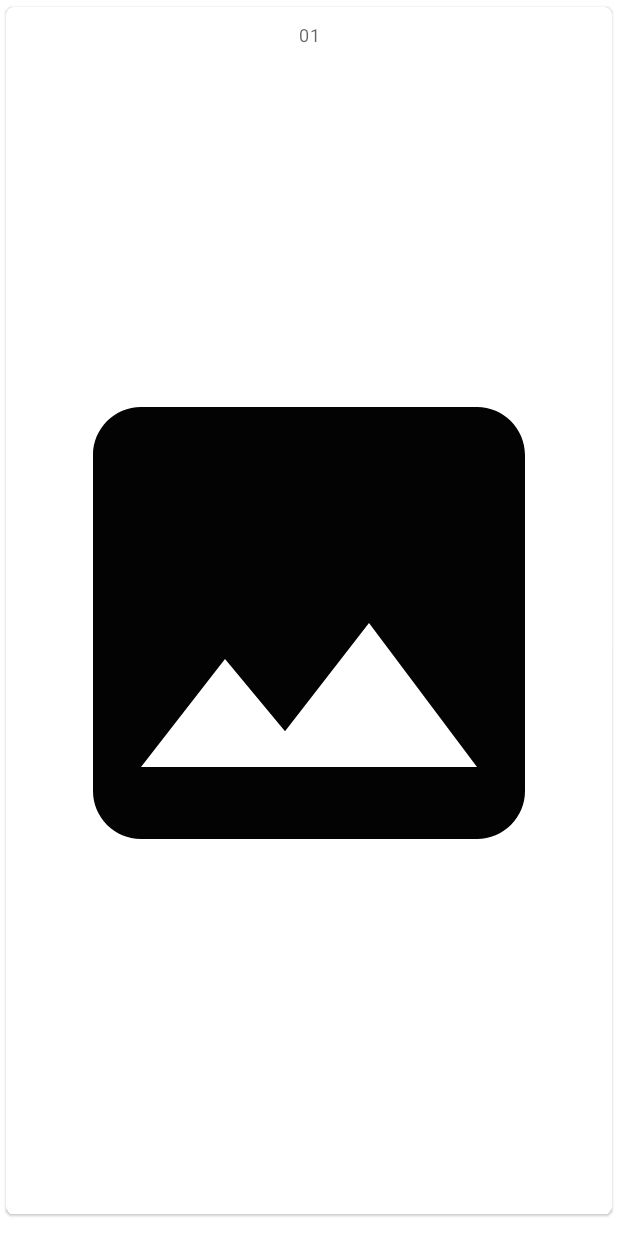
After one commit to kalp-77/PDF-Generator, an Android app: the layout activity_pdf_view.xml on its own in the app's theme, with its tools: preview values and no code run, on a phone screen of 412 x 824 dp. The commit adds this screen. Run offline under Robolectric (Android 15) with nearby library versions, the phone set to English and light mode, and no system bars.

Commit message:
pdf view done

```diff
--- a/app/src/main/AndroidManifest.xml
+++ b/app/src/main/AndroidManifest.xml
@@ -15,6 +15,9 @@
         android:theme="@style/Theme.MyPdf"
         tools:targetApi="31">
         <activity
+            android:name=".ui.activities.PdfViewActivity"
+            android:exported="false" />
+        <activity
             android:name=".ui.activities.ImageViewActivity"
             android:exported="false" />
         <activity
--- a/app/src/main/java/com/example/mypdf/utils/Constants.kt
+++ b/app/src/main/java/com/example/mypdf/utils/Constants.kt
@@ -4,5 +4,4 @@ object Constants {
     // sub folder in app level directory to save all the picked images
     const val PICTURE_FOLDER = "PICTURE to PDF/PICTURE"
     const val PDF_FOLDER = "PICTURE to PDF/Pdfs"
-
 }
--- /dev/null
+++ b/app/src/main/res/layout/activity_pdf_view.xml
@@ -0,0 +1,23 @@
+<?xml version="1.0" encoding="utf-8"?>
+<layout xmlns:android="http://schemas.android.com/apk/res/android"
+    xmlns:app="http://schemas.android.com/apk/res-auto"
+    xmlns:tools="http://schemas.android.com/tools">
+
+    <data>
+
+    </data>
+
+    <RelativeLayout
+        android:layout_width="match_parent"
+        android:layout_height="match_parent"
+        tools:context=".ui.activities.PdfViewActivity">
+
+        <androidx.recyclerview.widget.RecyclerView
+            android:id="@+id/pdfViewRv"
+            android:layout_width="match_parent"
+            android:layout_height="match_parent"
+            app:layoutManager="androidx.recyclerview.widget.LinearLayoutManager"
+            tools:listitem="@layout/rv_pdf_view" />
+
+    </RelativeLayout>
+</layout>
--- a/app/src/main/res/layout/rv_pdf_card.xml
+++ b/app/src/main/res/layout/rv_pdf_card.xml
@@ -72,9 +72,8 @@
                     android:id="@+id/dateTv"
                     android:layout_width="wrap_content"
                     android:layout_height="wrap_content"
-                    android:layout_below="@+id/moreBtn"
-                    android:layout_alignParentEnd="true"
-                    android:layout_marginBottom="1dp"
+                    android:layout_below="@+id/pagesTv"
+                    android:layout_marginTop="5dp"
                     style="@style/TextAppearance.MaterialComponents.Caption"
                     android:text="dd/mm/yyyy" />
 
--- /dev/null
+++ b/app/src/main/res/layout/rv_pdf_view.xml
@@ -0,0 +1,42 @@
+<?xml version="1.0" encoding="utf-8"?>
+<layout xmlns:android="http://schemas.android.com/apk/res/android"
+    xmlns:app="http://schemas.android.com/apk/res-auto">
+
+    <data>
+
+    </data>
+
+    <com.google.android.material.card.MaterialCardView
+        android:layout_width="match_parent"
+        android:layout_height="match_parent"
+        app:cardCornerRadius="5dp"
+        app:cardUseCompatPadding="true"
+        android:layout_marginBottom="10dp"
+        app:contentPadding="10dp">
+
+        <LinearLayout
+            android:layout_width="match_parent"
+            android:layout_height="match_parent"
+            android:orientation="vertical">
+
+            <!--        pdf page number-->
+            <TextView
+                android:id="@+id/pageNumberTv"
+                android:layout_width="match_parent"
+                android:layout_height="wrap_content"
+                android:text="01"
+                android:textAlignment="center"
+                style="@style/TextAppearance.MaterialComponents.Caption" />
+
+            <!--    show pdf page-->
+            <ImageView
+                android:id="@+id/imagePdf"
+                android:layout_width="match_parent"
+                android:layout_height="match_parent"
+                android:src="@drawable/baseline_image_black"
+                android:adjustViewBounds="true"
+                android:scaleType="fitCenter" />
+        </LinearLayout>
+
+    </com.google.android.material.card.MaterialCardView>
+</layout>
```
Also changed, not shown: app/src/main/java/com/example/mypdf/data/PdfViewModel.kt (added, +11 -0 lines), app/src/main/java/com/example/mypdf/ui/activities/PdfViewActivity.kt (added, +100 -0 lines), app/src/main/java/com/example/mypdf/ui/adapters/PDFViewAdapter.kt (added, +50 -0 lines), app/src/main/java/com/example/mypdf/ui/adapters/PdfAdapter.kt (+9 -2 lines), app/src/main/java/com/example/mypdf/ui/fragments/PDFFragment.kt (+19 -1 lines), app/src/main/java/com/example/mypdf/utils/RvListenerPdf.kt (added, +11 -0 lines).
